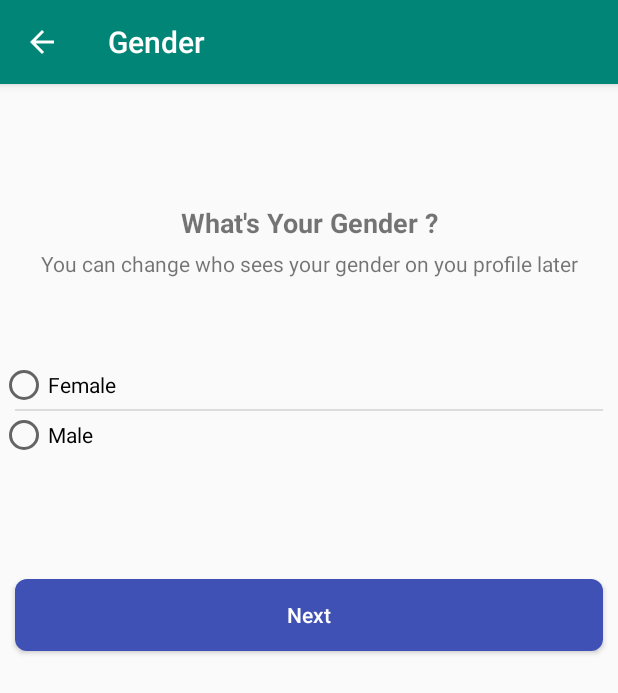
After one commit to diozaas/fblogindesign, an Android app: the RegGender screen opened directly, with no data from a screen before it, on a phone screen of 412 x 824 dp. The commit adds this screen. Shown: the top 693 px of the screen. Run offline under Robolectric (Android 15) with nearby library versions, the phone set to English and light mode, and no system bars.

Commit message:
menu reg name, gender, birthday, mobile number, password

```diff
--- a/app/build.gradle
+++ b/app/build.gradle
@@ -5,7 +5,7 @@ android {
     buildToolsVersion "29.0.3"
     defaultConfig {
         applicationId "com.diozaas.facebooklogindesign"
-        minSdkVersion 15
+        minSdkVersion 21
         targetSdkVersion 29
         versionCode 1
         versionName "1.0"
--- /dev/null
+++ b/app/src/main/java/com/diozaas/facebooklogindesign/RegGender.java
@@ -0,0 +1,24 @@
+package com.diozaas.facebooklogindesign;
+
+import android.content.Intent;
+import android.os.Bundle;
+import android.view.View;
+
+import androidx.appcompat.app.AppCompatActivity;
+
+public class RegGender extends AppCompatActivity {
+
+    @Override
+    protected void onCreate(Bundle savedInstanceState) {
+        super.onCreate(savedInstanceState);
+//        getSupportActionBar().hide();
+        getSupportActionBar().setDisplayHomeAsUpEnabled(true);
+        getSupportActionBar().setTitle("Gender");
+        setContentView(R.layout.reg_gender);
+    }
+
+    public void regBirthDate(View view) {
+        Intent i = new Intent(RegGender.this, RegBirthDate.class);
+        startActivity(i);
+    }
+}
--- /dev/null
+++ b/app/src/main/res/drawable/shape_button.xml
@@ -0,0 +1,11 @@
+<?xml version="1.0" encoding="utf-8"?>
+<shape
+    android:shape="rectangle"
+    xmlns:android="http://schemas.android.com/apk/res/android">
+
+    <corners
+        android:radius="8dp"
+        ></corners>
+
+    <solid android:color="#3F51B5"></solid>
+</shape>
--- a/app/src/main/res/layout/activity_main.xml
+++ b/app/src/main/res/layout/activity_main.xml
@@ -75,6 +75,7 @@
         android:layout_marginBottom="40dp">
 
     <Button
+        android:onClick="regName"
         android:layout_weight="1"
         android:background="#5567D1"
         android:textColor="#fff"
--- /dev/null
+++ b/app/src/main/res/layout/reg_gender.xml
@@ -0,0 +1,54 @@
+<?xml version="1.0" encoding="utf-8"?>
+<LinearLayout xmlns:android="http://schemas.android.com/apk/res/android"
+    android:orientation="vertical" android:layout_width="match_parent"
+    android:layout_height="match_parent">
+
+    <TextView
+        android:textSize="18sp"
+        android:text="What's Your Gender ?"
+        android:textStyle="bold"
+        android:gravity="center"
+        android:layout_marginTop="80dp"
+        android:layout_width="match_parent"
+        android:layout_height="wrap_content"/>
+
+    <TextView
+        android:layout_margin="5dp"
+        android:gravity="center"
+        android:text="You can change who sees your gender on you profile later"
+        android:layout_width="match_parent"
+        android:layout_height="wrap_content"/>
+
+    <RadioGroup
+        android:dividerPadding="10dp"
+        android:layout_marginTop="50dp"
+        android:divider="?android:attr/dividerHorizontal"
+        android:showDividers="middle"
+        android:orientation="vertical"
+        android:layout_width="match_parent"
+        android:layout_height="wrap_content">
+
+        <RadioButton
+            android:text="Female"
+            android:layout_width="match_parent"
+            android:layout_height="wrap_content"/>
+
+        <RadioButton
+            android:text="Male"
+            android:layout_width="match_parent"
+            android:layout_height="wrap_content"/>
+    </RadioGroup>
+
+    <Button
+        android:onClick="regBirthDate"
+        android:textColor="#fff"
+        android:background="@drawable/shape_button"
+        android:text="Next"
+        android:textAllCaps="false"
+        android:layout_marginTop="80dp"
+        android:layout_marginLeft="10dp"
+        android:layout_marginRight="10dp"
+        android:layout_width="match_parent"
+        android:layout_height="wrap_content"/>
+
+</LinearLayout>
--- a/app/src/main/res/values/colors.xml
+++ b/app/src/main/res/values/colors.xml
@@ -3,4 +3,5 @@
     <color name="colorPrimary">#008577</color>
     <color name="colorPrimaryDark">#00574B</color>
     <color name="colorAccent">#D81B60</color>
+    <color name="colorWhite">#FFFFFFFF</color>
 </resources>
```
Also changed, not shown: app/src/main/AndroidManifest.xml (+6 -2 lines), app/src/main/java/com/diozaas/facebooklogindesign/MainActivity.java (+7 -0 lines), app/src/main/java/com/diozaas/facebooklogindesign/RegBirthDate.java (added, +24 -0 lines), app/src/main/java/com/diozaas/facebooklogindesign/RegMobileNum.java (added, +24 -0 lines), app/src/main/java/com/diozaas/facebooklogindesign/RegName.java (added, +45 -0 lines), app/src/main/java/com/diozaas/facebooklogindesign/RegPassword.java (added, +17 -0 lines), app/src/main/res/drawable/ic_arrow_back_black_24dp.xml (added, +9 -0 lines), app/src/main/res/layout/reg_birth_date.xml (added, +34 -0 lines), app/src/main/res/layout/reg_mobile_num.xml (added, +45 -0 lines), app/src/main/res/layout/reg_name.xml (added, +44 -0 lines), app/src/main/res/layout/reg_password.xml (added, +45 -0 lines).
